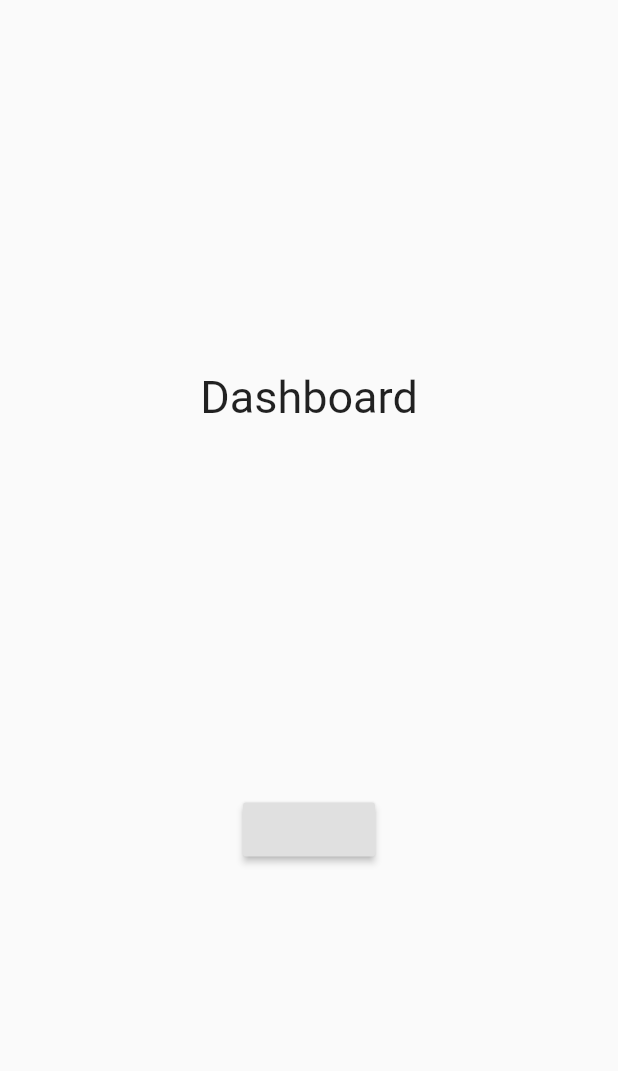
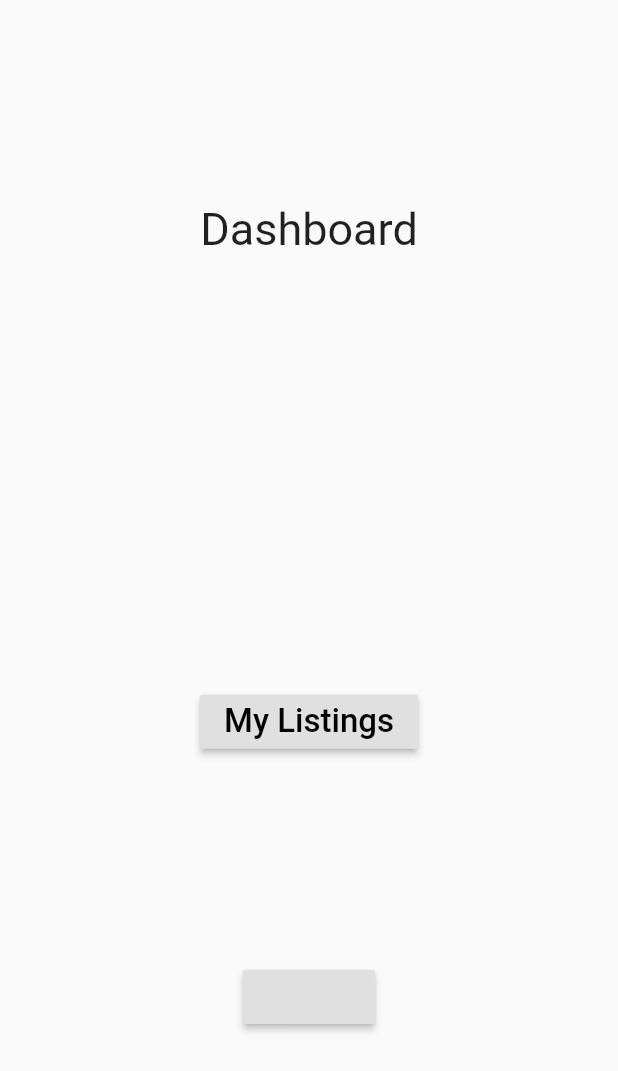
Before and after one commit to Avikam03/Subleasy, a Flutter app: the Dashboard screen opened by its route, on a phone screen of 412 x 824 dp. Shown: the top 1071 px of the screen. Run offline on Flutter 3.47's test engine with Material 2 defaults, Android fonts, the phone set to English and light mode, and no system bars; our stand-ins replace cloud_firestore, firebase_auth, firebase_core, google_sign_in; accounts and stored records are empty.

```diff
--- a/lib/main.dart
+++ b/lib/main.dart
@@ -3,6 +3,9 @@ import './routes/Splash.dart';
 import './routes/Login.dart';
 import './routes/Landing.dart';
 import './routes/Dashboard.dart';
+import './routes/MyListings.dart';
+import './routes/CreateNew.dart';
+
 
 
 import 'package:firebase_auth/firebase_auth.dart';
@@ -28,6 +31,8 @@ class MyApp extends StatelessWidget {
         '/landing' : (_)=>Landing(),
         '/login' : (_)=>Login(),
         '/dashboard' : (_)=>Dashboard(),
+        '/mylistings' : (_)=>MyListings(),
+        '/createnew' : (_)=>CreateNew(),
       }
     );
   }
--- a/lib/routes/Dashboard.dart
+++ b/lib/routes/Dashboard.dart
@@ -1,6 +1,9 @@
 import 'package:flutter/material.dart';
 import 'package:google_sign_in/google_sign_in.dart';
 import 'package:firebase_auth/firebase_auth.dart';
+import 'package:firebase_core/firebase_core.dart';
+import 'package:cloud_firestore/cloud_firestore.dart';
+
 
 bool nullCheck(object){
   if(object == null){
@@ -13,11 +16,14 @@ bool nullCheck(object){
 }
 
 class Dashboard extends StatefulWidget {
+
   Dashboard({Key? key}) : super(key: key);
 
   @override
   _DashboardState createState() => _DashboardState();
 }
+
+
 
 class _DashboardState extends State<Dashboard> {
   // GoogleSignIn googleSignIn = GoogleSignIn(clientId: "12049475534-pd6lbbpsofo8h8otrbjf8flvvgm5d2pv.apps.googleusercontent.com");
@@ -26,21 +32,81 @@ class _DashboardState extends State<Dashboard> {
   // late GoogleSignInAuthentication auth;
   // bool gotUser = false;
 
+
+
+  // late Future<Object?> displayName =
+  // FirebaseFirestore.instance
+  //   .collection('users')
+  //   .doc(FirebaseAuth.instance.currentUser?.uid)
+  //   .get()
+  //   .then((DocumentSnapshot documentSnapshot) {
+  //       return documentSnapshot.data();
+
   // var currentUser = FirebaseAuth.instance.currentUser;
-  // @override
-  // void initState(){
-  //   super.initState();
-  // }
+
+  String name = 'ok';
+
+  @override
+  void initState(){
+    super.initState();
+    // getCurrentUser();
+    FirebaseFirestore.instance
+    .collection('users')
+    .doc(FirebaseAuth.instance.currentUser?.uid)
+    .get()
+    .then((DocumentSnapshot documentSnapshot) {
+      // return documentSnapshot.data();
+      // print('Document data: ${documentSnapshot.data()}');
+      setState(() {
+        name = (documentSnapshot.data()! as Map)['name'];
+      });
+
+    });
+  }
+
+  // Map data = {};
+
 
   @override
   Widget build(BuildContext context) {
+
+
+
+  print(name);
+
+
+    // data = ModalRoute.of(context)?.settings.arguments as Map;
+
+    // displayName = getName();
+
     return Material(
       child: Column(
         mainAxisAlignment: MainAxisAlignment.spaceEvenly,
         children: [
-          Text('Dashboard',
+          const Text('Dashboard',
           style: TextStyle(fontSize: 30),
           ),
+          Text(name),
+          // Text(displayName['name']),
+
+          RaisedButton(
+            child:
+             const Text(
+              "My Listings",
+              style: TextStyle(
+                fontSize: 22,
+                // color: Color(0xff426BFF),
+                color: Color(0xff000000)
+              ),
+            ),
+            onPressed: (){
+              // statrSignIn();
+              Navigator.pushReplacementNamed(context, '/mylistings');
+            }
+
+          ),
+
+
           RaisedButton(
             onPressed: (){
               // statrSignIn();
@@ -58,5 +124,9 @@ class _DashboardState extends State<Dashboard> {
     Navigator.pushReplacementNamed(context, '/');
   }
 
+  // void getCurrentUser() {}
+
+
+
 
 }
```
Also changed, not shown: lib/routes/CreateNew.dart (added, +67 -0 lines), lib/routes/Landing.dart (+79 -13 lines), lib/routes/Login.dart (+80 -21 lines), lib/routes/MyListings.dart (added, +70 -0 lines), lib/routes/Splash.dart (+11 -0 lines), pubspec.yaml (+7 -3 lines), assets/images/landing.png (added), assets/images/login.png (added), pubspec.lock, 4 other files.
